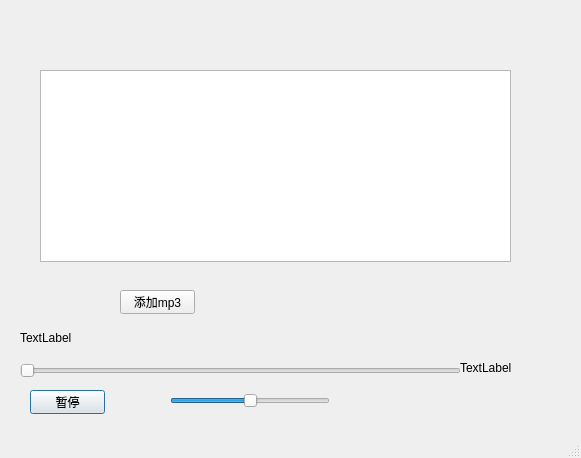
Qt form music/music.ui (etony/myPyTool) before a commit.
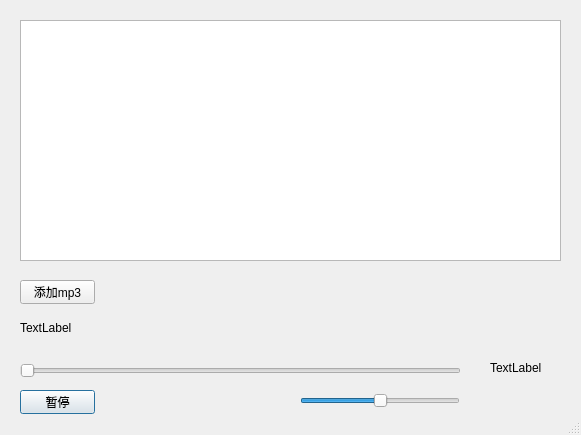
The same form after that commit. Icons and pictures are not drawn.

```diff
--- a/music/music.ui
+++ b/music/music.ui
@@ -7,7 +7,7 @@
     <x>0</x>
     <y>0</y>
     <width>581</width>
-    <height>458</height>
+    <height>435</height>
    </rect>
   </property>
   <property name="windowTitle">
@@ -32,7 +32,7 @@
   <widget class="QPushButton" name="pbPause">
    <property name="geometry">
     <rect>
-     <x>30</x>
+     <x>20</x>
      <y>390</y>
      <width>75</width>
      <height>24</height>
@@ -46,8 +46,8 @@
    <property name="geometry">
     <rect>
      <x>20</x>
-     <y>330</y>
-     <width>381</width>
+     <y>320</y>
+     <width>311</width>
      <height>16</height>
     </rect>
    </property>
@@ -58,18 +58,18 @@
   <widget class="QListWidget" name="listWidget">
    <property name="geometry">
     <rect>
-     <x>40</x>
-     <y>70</y>
-     <width>471</width>
-     <height>192</height>
+     <x>20</x>
+     <y>20</y>
+     <width>541</width>
+     <height>241</height>
     </rect>
    </property>
   </widget>
   <widget class="QPushButton" name="pushButton_2">
    <property name="geometry">
     <rect>
-     <x>120</x>
-     <y>290</y>
+     <x>20</x>
+     <y>280</y>
      <width>75</width>
      <height>24</height>
     </rect>
@@ -81,7 +81,7 @@
   <widget class="QSlider" name="hsVule">
    <property name="geometry">
     <rect>
-     <x>170</x>
+     <x>300</x>
      <y>390</y>
      <width>160</width>
      <height>22</height>
@@ -97,9 +97,9 @@
   <widget class="QLabel" name="lb_time">
    <property name="geometry">
     <rect>
-     <x>460</x>
+     <x>490</x>
      <y>360</y>
-     <width>111</width>
+     <width>71</width>
      <height>16</height>
     </rect>
    </property>
```
Left out of the diff: 6 changed lines with no effect on the pictures.
